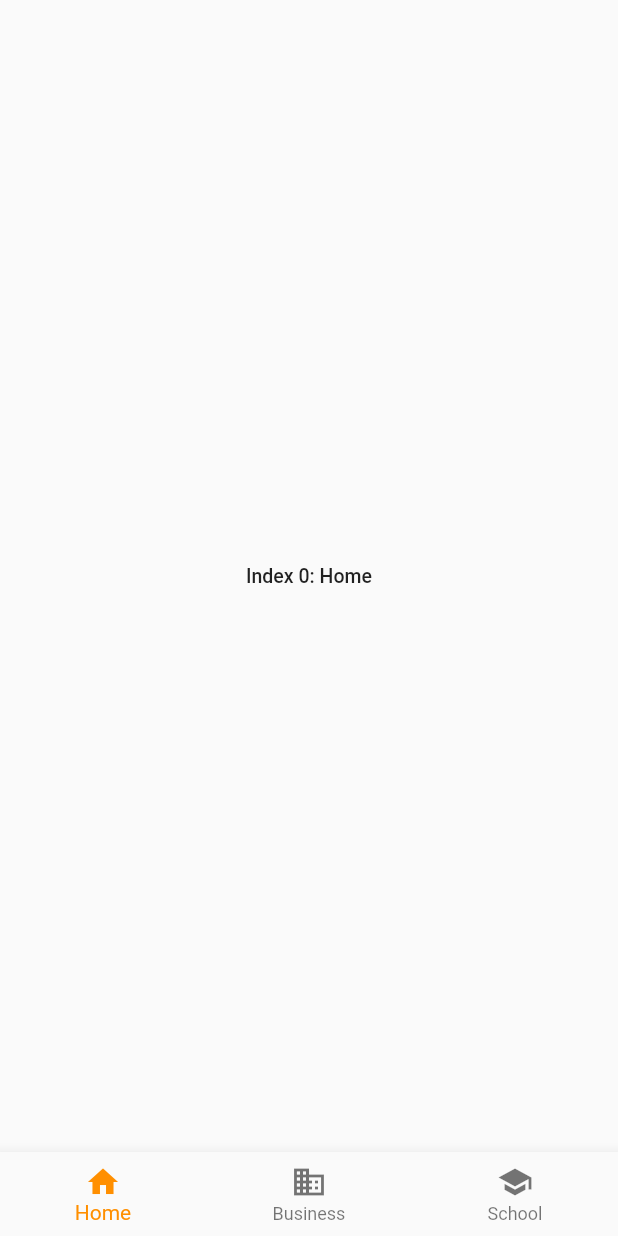
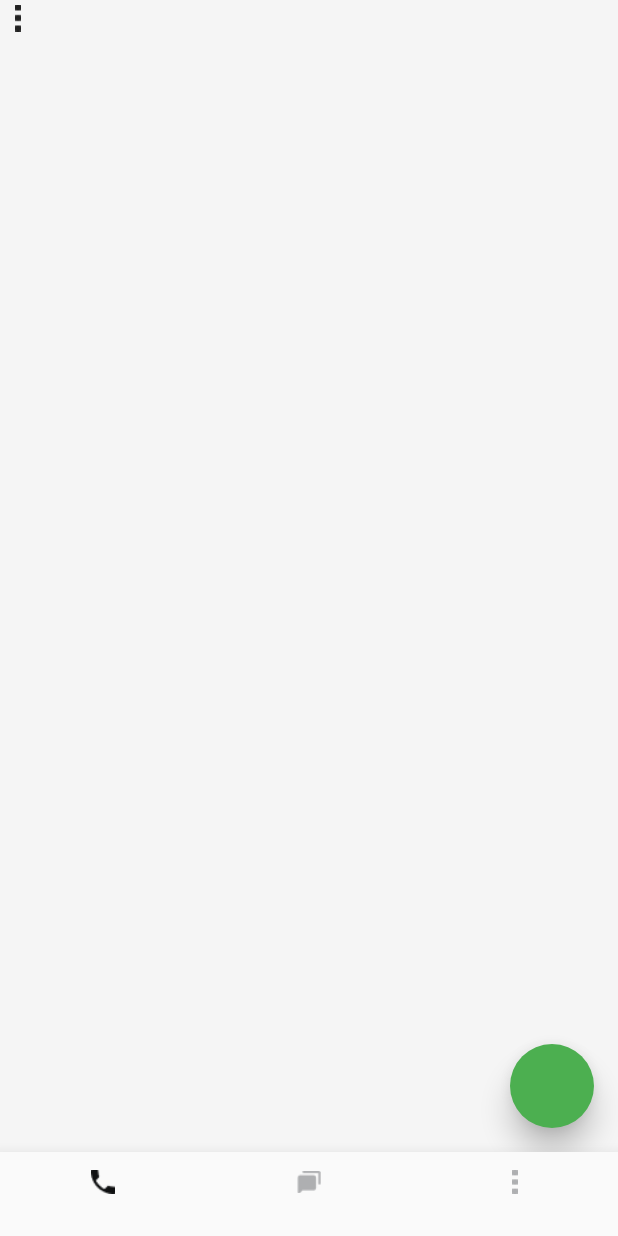
Before and after one commit to Garrygrowapp/test-project, a Flutter app: the screen it shows after launch, on a phone screen of 412 x 824 dp. Run offline on Flutter 3.47's test engine with Material 2 defaults, Android fonts, the phone set to English and light mode, and no system bars; Roboto replaces fonts that are missing (America_mono).

Commit message:
add_page_chat

```diff
--- /dev/null
+++ b/lib/Pages/Chat.dart
@@ -0,0 +1,43 @@
+import 'package:flutter/material.dart';
+import 'package:flutter/cupertino.dart';
+
+class ChatPageWidget extends StatefulWidget {
+  const ChatPageWidget({required Key key}) : super(key: key);
+
+  @override
+  _ChatPageWidgetState createState() => _ChatPageWidgetState();
+}
+
+class _ChatPageWidgetState extends State<ChatPageWidget> {
+  final scaffoldKey = GlobalKey<ScaffoldState>();
+
+  @override
+  Widget build(BuildContext context) {
+    return Scaffold(
+      key: scaffoldKey,
+      backgroundColor: const Color(0xFFF5F5F5),
+      floatingActionButton: FloatingActionButton(
+        onPressed: () {
+          print('FloatingActionButton pressed ...');
+        },
+        backgroundColor: Colors.green,
+        elevation: 8,
+      ),
+      body: SafeArea(
+        child: Row(
+          mainAxisSize: MainAxisSize.max,
+          children: [
+            Row(
+              mainAxisSize: MainAxisSize.max,
+              children: const [
+                ImageIcon(
+                  AssetImage('assets/images/Chat_Icon.png'),
+                ),
+              ],
+            ),
+          ],
+        ),
+      ),
+    );
+  }
+}
--- /dev/null
+++ b/lib/Pages/telecom.dart
@@ -0,0 +1,44 @@
+import 'package:flutter/material.dart';
+import 'package:flutter/cupertino.dart';
+
+class TestpageWidget extends StatefulWidget {
+   TestpageWidget({required Key key}) : super(key: key);
+  final formKey = GlobalKey<FormState>();
+
+  @override
+  _TestpageWidgetState createState() => _TestpageWidgetState();
+}
+
+class _TestpageWidgetState extends State<TestpageWidget> {
+  final scaffoldKey = GlobalKey<ScaffoldState>();
+
+  @override
+  Widget build(BuildContext context) {
+    return Scaffold(
+      key: scaffoldKey,
+      backgroundColor: const Color(0xFFF5F5F5),
+      floatingActionButton: FloatingActionButton(
+        onPressed: () {
+          print('FloatingActionButton pressed ...');
+        },
+        backgroundColor: Colors.green,
+        elevation: 8,
+      ),
+      body: SafeArea(
+        child: Row(
+          mainAxisSize: MainAxisSize.max,
+          children: [
+            Row(
+              mainAxisSize: MainAxisSize.max,
+              children: const [
+                ImageIcon(
+                  AssetImage('assets/images/settings_icon.png'),
+                ),
+              ],
+            ),
+          ],
+        ),
+      ),
+    );
+  }
+}
--- a/lib/main.dart
+++ b/lib/main.dart
@@ -1,87 +1,77 @@
 import 'package:flutter/cupertino.dart';
 import 'package:flutter/material.dart';
-
+import 'package:telecom_nativ/Pages/telecom.dart';
+import 'Pages/Chat.dart';
 
 void main() => runApp(MyApp());
 
 class MyApp extends StatelessWidget {
   const MyApp({Key? key}) : super(key: key);
+  static const String _title = 'MVNO project pattern';
 
   @override
   Widget build(BuildContext context) {
-    return MaterialApp(
-      title: 'MVNO',
-      supportedLocales: const [Locale('en', '')],
+    return  MaterialApp(
+      title: _title,
       theme: ThemeData(
-        appBarTheme: const AppBarTheme(
-          backgroundColor: Color(0xFF00FFD1),
-          foregroundColor: Color(0xFF23262C),
-        ),
+
+        primarySwatch: Colors.blue,
       ),
-      home: NavBarPage(),
+      debugShowCheckedModeBanner: false,
+      supportedLocales: [Locale('en', '')],
+      home: const NavBarPage(initialPage: 'telecom',),
     );
   }
 }
 
 class NavBarPage extends StatefulWidget {
-  const NavBarPage({Key? key}) : super(key: key);
+  const NavBarPage({Key? key, required this.initialPage}) : super(key: key);
 
+  final String initialPage;
 
   @override
   _NavBarPageState createState() => _NavBarPageState();
 }
 
 class _NavBarPageState extends State<NavBarPage>{
-  int _selectedIndex = 0;
-  static const TextStyle optionStyle =
-  TextStyle(
-    fontFamily: 'America_mono',
-    fontSize: 13,
-    fontWeight: FontWeight.w500,);
-  static const List<Widget> _widgetOptions = <Widget>[
-    Text(
-      'Index 0: Home',
-      style: optionStyle,
-    ),
-    Text(
-      'Index 1: Business',
-      style: optionStyle,
-    ),
-    Text(
-      'Index 2: School',
-      style: optionStyle,
-    ),
-  ];
-  void _onItemTapped(int index){
-    setState(() {
-      _selectedIndex = index;
-    });
-  }
+  String _currentPage = 'telecom';
 
   @override
   Widget build(BuildContext context) {
+    final tabs ={
+      'telecom': TestpageWidget(key: const ValueKey('telecom')),
+      'Chat': ChatPageWidget(key: const ValueKey('2')),
+      'Settings': TestpageWidget(key: const ValueKey('3')),
+    };
     return Scaffold(
-      body: Center(
-        child: _widgetOptions.elementAt(_selectedIndex),
-      ),
+      body: tabs[_currentPage],
       bottomNavigationBar: BottomNavigationBar(
         items: const <BottomNavigationBarItem>[
           BottomNavigationBarItem(
-            icon: Icon(Icons.home),
-            label: 'Home',
+            icon: ImageIcon(
+              AssetImage('assets/images/telecom_Icon.png'),
+            ),
+            label: '',
           ),
           BottomNavigationBarItem(
-            icon: Icon(Icons.business),
-            label: 'Business',
+          icon: ImageIcon(
+            AssetImage('assets/images/Chat_Icon.png'),
+            ),
+            label: '',
           ),
           BottomNavigationBarItem(
-            icon: Icon(Icons.school),
-            label: 'School',
-          ),
+            icon: ImageIcon(
+              AssetImage('assets/images/settings_icon.png'),
+            ),
+            label: '',
+           ),
         ],
-        currentIndex: _selectedIndex,
-          selectedItemColor: Colors.amber[800],
-        onTap: _onItemTapped,
+        currentIndex: tabs.keys.toList().indexOf(_currentPage),
+        iconSize: 16,
+        selectedItemColor: const Color(0xFF0F1011),
+        onTap: (i) => setState(() => _currentPage = tabs.keys.toList()[i]),
+        type: BottomNavigationBarType.fixed,
+        unselectedItemColor: const Color(0xFFAEAFB1),
       ),
     );
   }
--- a/pubspec.yaml
+++ b/pubspec.yaml
@@ -59,7 +59,8 @@ flutter:
   # included with your application, so that you can use the icons in
   # the material Icons class.
   uses-material-design: true
-
+  assets:
+    - assets/images/
   # To add assets to your application, add an assets section, like this:
   # assets:
   #   - images/a_dot_burr.jpeg
```
Also changed, not shown: assets/images/Chat.svg (deleted), assets/images/Chat_Icon.png (added), assets/images/Finance-2.svg (deleted), assets/images/phone-2.svg (deleted), assets/images/settings-2.svg (deleted), assets/images/settings_icon.png (added), assets/images/telecom_Icon.png (added).
